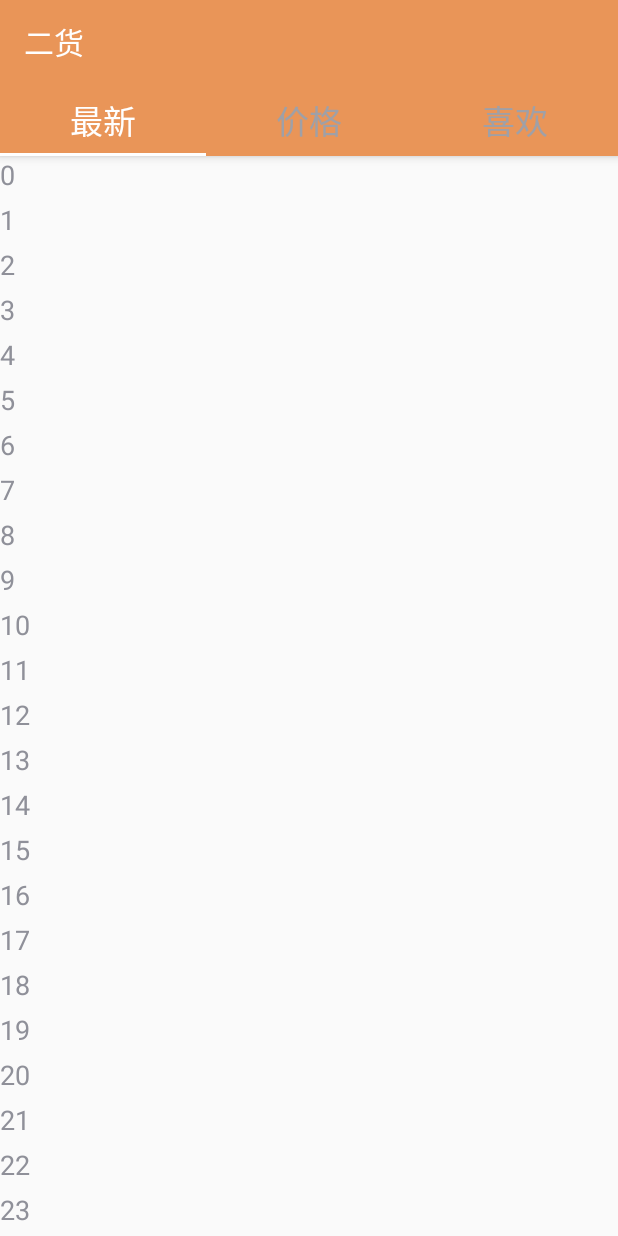
After one commit to TOTOROYang/ErHuo, an Android app: the MyFragment screen opened directly, with no data from a screen before it, on a phone screen of 412 x 824 dp. The commit adds this screen. Run offline under Robolectric (Android 15) with nearby library versions, the phone set to English and light mode, and no system bars; our stand-ins replace ButterKnife; libraries missing offline, so code that uses them is left out: rx.android.schedulers.

Commit message:
fix app theme . add toolbar and tablayout.

```diff
--- a/app/build.gradle
+++ b/app/build.gradle
@@ -45,4 +45,5 @@ dependencies {
     compile 'com.squareup.retrofit2:adapter-rxjava:2.1.0'
     compile 'com.google.code.gson:gson:2.8.0'
     compile 'com.squareup.retrofit2:converter-gson:2.1.0'
+    compile 'com.android.support:design:25.1.0'
 }
--- a/app/src/main/java/com/htu/erhuo/MainActivity.java
+++ b/app/src/main/java/com/htu/erhuo/MainActivity.java
@@ -1,32 +1,70 @@
 package com.htu.erhuo;
 
+import android.graphics.Color;
 import android.os.Bundle;
-import android.support.v7.app.AppCompatActivity;
+import android.support.design.widget.CoordinatorLayout;
+import android.support.design.widget.TabLayout;
+import android.support.v4.view.ViewPager;
+import android.support.v7.widget.Toolbar;
 import android.util.Log;
-import android.widget.Button;
-import android.widget.Toast;
 
 import com.google.gson.Gson;
 import com.htu.erhuo.entity.MovieEntity;
 import com.htu.erhuo.network.Network;
+import com.htu.erhuo.ui.BaseActivity;
+import com.htu.erhuo.ui.adapter.MyViewPagerAdapter;
+import com.htu.erhuo.ui.fragment.MyFragment;
 
 import butterknife.BindView;
 import butterknife.ButterKnife;
-import butterknife.OnClick;
 import rx.Subscriber;
 import rx.android.schedulers.AndroidSchedulers;
 
-public class MainActivity extends AppCompatActivity {
+public class MainActivity extends BaseActivity {
+
+    @BindView(R.id.tool_bar)
+    Toolbar toolBar;
+    @BindView(R.id.tab_layout)
+    TabLayout tabLayout;
+    @BindView(R.id.view_page)
+    ViewPager viewPage;
+    @BindView(R.id.activity_main)
+    CoordinatorLayout activityMain;
 
     @Override
     protected void onCreate(Bundle savedInstanceState) {
         super.onCreate(savedInstanceState);
         setContentView(R.layout.activity_main);
         ButterKnife.bind(this);
-        test();
+//        test();
+        initUiAndData();
     }
 
-    private void test(){
+    /** *
+     初始化话界面和数据
+     */
+    private void initUiAndData() {
+        toolBar.setTitleTextColor(Color.WHITE);
+        setSupportActionBar(toolBar);
+        //初始化ViewPager的 Aapter 代码会在后面贴
+        MyViewPagerAdapter adapter = new MyViewPagerAdapter(getSupportFragmentManager());
+        //为Adapter添加Aapter和标题
+        adapter.addFragment(new MyFragment(),"最新");
+        adapter.addFragment(new MyFragment(),"价格");
+        adapter.addFragment(new MyFragment(),"喜欢");
+        //为ViewPager绑定Adapter
+        viewPage.setAdapter(adapter);
+        //为TabLayout添加标签，注意这里我们传入了标签名称，但demo运行时显示的标签名称并不是我们添加的，那么为什么呢？卖个官子...
+        tabLayout.addTab(tabLayout.newTab().setText("one_"));
+        tabLayout.addTab(tabLayout.newTab().setText("two_"));
+        tabLayout.addTab(tabLayout.newTab().setText("three_"));
+        tabLayout.addTab(tabLayout.newTab().setText("three_"));
+        //给tabLayout设置ViewPage，如果设置关联了ViewPage，那么ViewPagAdapter中getPageTitle返回的就是Tab上标题(上面疑问的回答)
+        //为ViewPager 和TableLayout进行绑定，从而实现滑动标签切换Fragment的目的
+        tabLayout.setupWithViewPager(viewPage);
+    }
+
+    private void test() {
 
         Subscriber<MovieEntity> subscriber = new Subscriber<MovieEntity>() {
             @Override
@@ -41,9 +79,9 @@ public class MainActivity extends AppCompatActivity {
             @Override
             public void onNext(MovieEntity movieEntity) {
                 Gson gson = new Gson();
-                Log.d("yzw",gson.toJson(movieEntity));
+                Log.d("yzw", gson.toJson(movieEntity));
             }
         };
-        Network.getInstance().getTopMovie(1,20).observeOn(AndroidSchedulers.mainThread()).subscribe(subscriber);
+        Network.getInstance().getTopMovie(1, 20).observeOn(AndroidSchedulers.mainThread()).subscribe(subscriber);
     }
 }
--- a/app/src/main/java/com/htu/erhuo/ui/LoginActivity.java
+++ b/app/src/main/java/com/htu/erhuo/ui/LoginActivity.java
@@ -32,10 +32,8 @@ import butterknife.OnClick;
 public class LoginActivity extends BaseActivity {
 
     private static final int WEB_PAGE_URL = 0;
-    private static final int WEB_PAGE_JS_GET_CHECK_IMAGE = 1;
-    private static final int WEB_PAGE_JS_LOGIN = 2;
-    private static final int WEB_PAGE_GET_CHECK_IMAGE = 3;
-    private static final int WEB_PAGE_LOGIN = 4;
+    private static final int WEB_PAGE_GET_CHECK_IMAGE = 1;
+    private static final int WEB_PAGE_LOGIN = 2;
 
     @BindView(R.id.et_account)
     EditText etAccount;
--- /dev/null
+++ b/app/src/main/java/com/htu/erhuo/ui/adapter/MyViewPagerAdapter.java
@@ -0,0 +1,38 @@
+package com.htu.erhuo.ui.adapter;
+
+import android.support.v4.app.Fragment;
+import android.support.v4.app.FragmentManager;
+import android.support.v4.app.FragmentPagerAdapter;
+
+import java.util.ArrayList;
+import java.util.List;
+
+/**
+ * Description
+ * Created by yzw on 2017/2/19.
+ */
+
+public class MyViewPagerAdapter extends FragmentPagerAdapter {
+    private final List<Fragment> mFragments = new ArrayList<>();
+    private final List<String> fragmentTitles = new ArrayList<>();
+    public MyViewPagerAdapter(FragmentManager fm) {
+        super(fm);
+    }
+    public void addFragment(Fragment fragment,String title){
+        mFragments.add(fragment);
+        fragmentTitles.add(title);
+    }
+    @Override
+    public Fragment getItem(int position) {
+        return mFragments.get(position);
+    }
+    @Override
+    public int getCount() {
+        return mFragments.size();
+    }
+    @Override
+    public CharSequence getPageTitle(int position) {
+        //这里返回的标题就是TabLayout的标题
+        return fragmentTitles.get(position);
+    }
+}
--- /dev/null
+++ b/app/src/main/java/com/htu/erhuo/ui/adapter/RecyclerAdapter.java
@@ -0,0 +1,59 @@
+package com.htu.erhuo.ui.adapter;
+
+import android.content.Context;
+import android.support.v7.widget.RecyclerView;
+import android.view.LayoutInflater;
+import android.view.View;
+import android.view.ViewGroup;
+import android.widget.TextView;
+
+import com.htu.erhuo.R;
+
+import butterknife.BindView;
+import butterknife.ButterKnife;
+
+/**
+ * Description
+ * Created by yzw on 2017/2/19.
+ */
+
+public class RecyclerAdapter extends RecyclerView.Adapter<RecyclerAdapter.MyHolder> {
+    private Context mContext;
+    private String[] strs = new String[100];
+
+    public RecyclerAdapter(Context context) {
+        this.mContext = context;
+        //为测试给Recycler添加数据
+        for (int i = 0; i < 100; i++) {
+            strs[i] = i + "";
+        }
+    }
+
+    //这里返回一个ViewHolder
+    @Override
+    public MyHolder onCreateViewHolder(ViewGroup parent, int viewType) {
+        View view = LayoutInflater.from(mContext).inflate(R.layout.recycler_item, null);
+        return new MyHolder(view);
+    }
+
+    //为ViewHolder中的布局绑定数据
+    @Override
+    public void onBindViewHolder(MyHolder holder, int position) {
+        holder.textView.setText(strs[position]);
+    }
+
+    @Override
+    public int getItemCount() {
+        return strs.length;
+    }
+
+    static class MyHolder extends RecyclerView.ViewHolder {
+        @BindView(R.id.tv_text_item)
+        TextView textView;
+        MyHolder(View itemView) {
+            super(itemView);
+            //ButterKnife也可以用于ViewHolder中
+            ButterKnife.bind(this, itemView);
+        }
+    }
+}
--- /dev/null
+++ b/app/src/main/java/com/htu/erhuo/ui/fragment/MyFragment.java
@@ -0,0 +1,39 @@
+package com.htu.erhuo.ui.fragment;
+
+import android.os.Bundle;
+import android.support.annotation.Nullable;
+import android.support.v4.app.Fragment;
+import android.support.v7.widget.LinearLayoutManager;
+import android.support.v7.widget.RecyclerView;
+import android.view.LayoutInflater;
+import android.view.View;
+import android.view.ViewGroup;
+
+import com.htu.erhuo.R;
+import com.htu.erhuo.ui.adapter.RecyclerAdapter;
+
+import butterknife.BindView;
+import butterknife.ButterKnife;
+
+/**
+ * Description
+ * Created by yzw on 2017/2/19.
+ */
+
+public class MyFragment extends Fragment {
+    @BindView(R.id.recyclerView)
+    RecyclerView recyclerView;
+    @Nullable
+    @Override
+    public View onCreateView(LayoutInflater inflater, @Nullable ViewGroup container, @Nullable Bundle savedInstanceState) {
+        View view = inflater.inflate(R.layout.fragment_my, container, false);
+        ButterKnife.bind(this, view);
+        initUIAndData();
+        return view;
+    }
+    private void initUIAndData() {
+        RecyclerAdapter adapter = new RecyclerAdapter(getActivity().getApplicationContext());
+        recyclerView.setLayoutManager(new LinearLayoutManager(getActivity()));
+        recyclerView.setAdapter(adapter);
+    }
+}
--- a/app/src/main/res/layout/activity_main.xml
+++ b/app/src/main/res/layout/activity_main.xml
@@ -1,18 +1,51 @@
 <?xml version="1.0" encoding="utf-8"?>
-<RelativeLayout
-    xmlns:android="http://schemas.android.com/apk/res/android"
+<android.support.design.widget.CoordinatorLayout xmlns:android="http://schemas.android.com/apk/res/android"
+    xmlns:app="http://schemas.android.com/apk/res-auto"
     xmlns:tools="http://schemas.android.com/tools"
     android:id="@+id/activity_main"
     android:layout_width="match_parent"
     android:layout_height="match_parent"
-    android:paddingLeft="@dimen/activity_horizontal_margin"
-    android:paddingRight="@dimen/activity_horizontal_margin"
-    android:paddingTop="@dimen/activity_vertical_margin"
-    android:paddingBottom="@dimen/activity_vertical_margin"
     tools:context="com.htu.erhuo.MainActivity">
 
-    <TextView
-        android:layout_width="wrap_content"
+    <android.support.design.widget.AppBarLayout
+        android:layout_width="match_parent"
         android:layout_height="wrap_content"
-        android:text="主界面" />
-</RelativeLayout>
+        android:fitsSystemWindows="true">
+
+        <android.support.v7.widget.Toolbar
+            android:id="@+id/tool_bar"
+            android:layout_width="match_parent"
+            android:layout_height="?attr/actionBarSize"
+            android:background="@color/colorPrimary"
+            app:layout_scrollFlags="scroll|enterAlways">
+
+        </android.support.v7.widget.Toolbar>
+
+        <android.support.design.widget.TabLayout
+            android:id="@+id/tab_layout"
+            android:layout_width="match_parent"
+            android:layout_height="wrap_content"
+            android:background="@color/colorPrimary"
+            app:tabGravity="fill"
+            app:tabIndicatorColor="@color/white"
+            app:tabMode="fixed"
+            app:tabSelectedTextColor="@color/white"
+            app:tabTextAppearance="@android:style/TextAppearance.Holo.Large"
+            app:tabTextColor="@color/gray">
+
+        </android.support.design.widget.TabLayout>
+    </android.support.design.widget.AppBarLayout>
+
+    <RelativeLayout
+        android:layout_width="match_parent"
+        android:layout_height="match_parent"
+        app:layout_behavior="@string/appbar_scrolling_view_behavior">
+
+        <android.support.v4.view.ViewPager
+            android:id="@+id/view_page"
+            android:layout_width="match_parent"
+            android:layout_height="match_parent">
+
+        </android.support.v4.view.ViewPager>
+    </RelativeLayout>
+</android.support.design.widget.CoordinatorLayout>
--- /dev/null
+++ b/app/src/main/res/layout/fragment_my.xml
@@ -0,0 +1,12 @@
+<?xml version="1.0" encoding="utf-8"?>
+<LinearLayout xmlns:android="http://schemas.android.com/apk/res/android"
+    android:layout_width="match_parent"
+    android:layout_height="match_parent">
+
+    <android.support.v7.widget.RecyclerView
+        android:id="@+id/recyclerView"
+        android:layout_width="match_parent"
+        android:layout_height="match_parent">
+
+    </android.support.v7.widget.RecyclerView>
+</LinearLayout>
--- /dev/null
+++ b/app/src/main/res/layout/recycler_item.xml
@@ -0,0 +1,11 @@
+<?xml version="1.0" encoding="utf-8"?>
+<LinearLayout xmlns:android="http://schemas.android.com/apk/res/android"
+    android:orientation="vertical" android:layout_width="match_parent"
+    android:layout_height="match_parent">
+<TextView
+    android:id="@+id/tv_text_item"
+    android:layout_width="match_parent"
+    android:layout_height="30dp"
+    android:textSize="18sp"
+    />
+</LinearLayout>
--- a/app/src/main/res/values-v21/styles.xml
+++ b/app/src/main/res/values-v21/styles.xml
@@ -1,7 +1,7 @@
 <?xml version="1.0" encoding="utf-8"?>
 <resources>
     <!-- Base application theme. -->
-    <style name="AppTheme" parent="Theme.AppCompat.Light.DarkActionBar">
+    <style name="MyAppTheme" parent="Theme.AppCompat.Light.NoActionBar">
         <!-- Customize your theme here. -->
         <item name="colorPrimary">@color/colorPrimary</item>
         <item name="colorPrimaryDark">@color/colorPrimaryDark</item>
@@ -19,4 +19,12 @@
         <item name="android:windowAnimationStyle">@android:style/Animation.Dialog</item>
         <item name="android:backgroundDimEnabled">false</item>
     </style>
+
+    <style name="Theme.AppCompat.Light.NoActionBar.FullScreen" parent="@style/Theme.AppCompat.Light">
+        <item name="windowNoTitle">true</item>
+        <item name="windowActionBar">false</item>
+        <item name="android:windowFullscreen">true</item>
+        <item name="android:windowContentOverlay">@null</item>
+    </style>
+
 </resources>
--- a/app/src/main/res/values/colors.xml
+++ b/app/src/main/res/values/colors.xml
@@ -5,4 +5,5 @@
     <color name="colorAccent">#FF4081</color>
     <color name="gray">#9FA0A7</color>
     <color name="black">#3D3C40</color>
+    <color name="white">#FFFFFF</color>
 </resources>
--- a/app/src/main/res/values/styles.xml
+++ b/app/src/main/res/values/styles.xml
@@ -1,7 +1,7 @@
 <resources>
 
     <!-- Base application theme. -->
-    <style name="AppTheme" parent="Theme.AppCompat.Light.DarkActionBar">
+    <style name="MyAppTheme" parent="Theme.AppCompat.Light.NoActionBar">
         <!-- Customize your theme here. -->
         <item name="colorPrimary">@color/colorPrimary</item>
         <item name="colorPrimaryDark">@color/colorPrimaryDark</item>
@@ -19,4 +19,12 @@
         <item name="android:windowAnimationStyle">@android:style/Animation.Dialog</item>
         <item name="android:backgroundDimEnabled">false</item>
     </style>
+
+    <style name="Theme.AppCompat.Light.NoActionBar.FullScreen" parent="@style/Theme.AppCompat.Light">
+        <item name="windowNoTitle">true</item>
+        <item name="windowActionBar">false</item>
+        <item name="android:windowFullscreen">true</item>
+        <item name="android:windowContentOverlay">@null</item>
+    </style>
+
 </resources>
```
Also changed, not shown: app/src/main/AndroidManifest.xml (+5 -2 lines), app/src/main/java/com/htu/erhuo/ui/LaunchActivity.java (+1 -31 lines), javatest/src/main/java/com/example/Test.java (+27 -5 lines).
